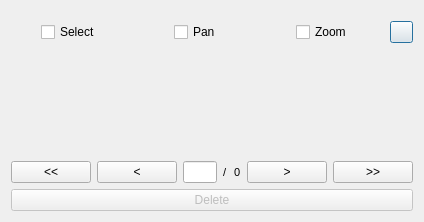
Before: the Qt Designer form ui/base_panel.ui in fpsampayo/qgis-navtable, drawn with Qt 5.
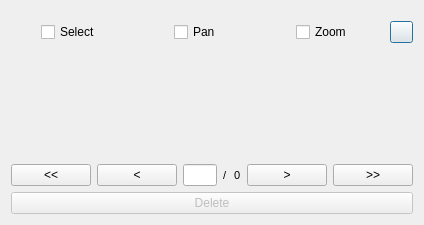
After: the same form once the commit is applied.

Commit message: Embedded features form on scrollable area.

Patch:
```diff
--- a/ui/base_panel.ui
+++ b/ui/base_panel.ui
@@ -7,7 +7,7 @@
     <x>0</x>
     <y>0</y>
     <width>424</width>
-    <height>222</height>
+    <height>225</height>
    </rect>
   </property>
   <property name="sizePolicy">
@@ -16,6 +16,12 @@
     <verstretch>0</verstretch>
    </sizepolicy>
   </property>
+  <property name="maximumSize">
+   <size>
+    <width>16777215</width>
+    <height>16777215</height>
+   </size>
+  </property>
   <property name="windowTitle">
    <string>Dialog</string>
   </property>
@@ -79,22 +85,23 @@
       </layout>
      </item>
      <item>
-      <widget class="QWidget" name="widget_form" native="true">
-       <property name="enabled">
-        <bool>false</bool>
+      <widget class="QScrollArea" name="scrollArea">
+       <property name="frameShape">
+        <enum>QFrame::NoFrame</enum>
        </property>
-       <property name="sizePolicy">
-        <sizepolicy hsizetype="Expanding" vsizetype="Expanding">
-         <horstretch>0</horstretch>
-         <verstretch>0</verstretch>
-        </sizepolicy>
+       <property name="widgetResizable">
+        <bool>true</bool>
        </property>
-       <property name="minimumSize">
-        <size>
-         <width>0</width>
-         <height>0</height>
-        </size>
-       </property>
+       <widget class="QWidget" name="widget_form">
+        <property name="geometry">
+         <rect>
+          <x>0</x>
+          <y>0</y>
+          <width>404</width>
+          <height>103</height>
+         </rect>
+        </property>
+       </widget>
       </widget>
      </item>
      <item>
```
The commit also changes 2 other files.
